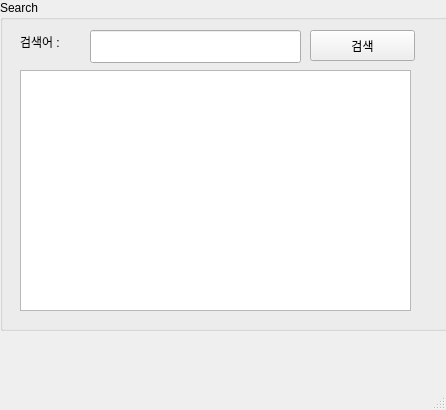
Above: ui/naverSearch.ui from SeoDongWoo1216/StudyRaspberry21 before the change. Below: the same form after it.
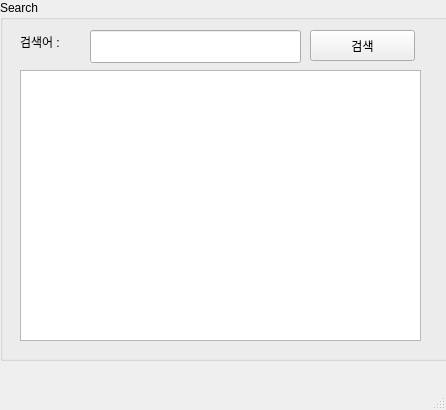
That is the form after the change.

Commit message: 0716 네이버 서치 API 커밋(with 파이썬, QT)

What changed in the file:
```diff
--- a/ui/naverSearch.ui
+++ b/ui/naverSearch.ui
@@ -20,7 +20,7 @@
       <x>0</x>
       <y>0</y>
       <width>461</width>
-      <height>331</height>
+      <height>361</height>
      </rect>
     </property>
     <property name="title">
@@ -62,13 +62,13 @@
       <string>검색</string>
      </property>
     </widget>
-    <widget class="QListView" name="listView">
+    <widget class="QTableWidget" name="tblResult">
      <property name="geometry">
       <rect>
        <x>20</x>
        <y>70</y>
-       <width>391</width>
-       <height>241</height>
+       <width>401</width>
+       <height>271</height>
       </rect>
      </property>
     </widget>
```
Left out of the diff: 2 changed lines with no effect on the pictures. The commit also changes 2 other files.
